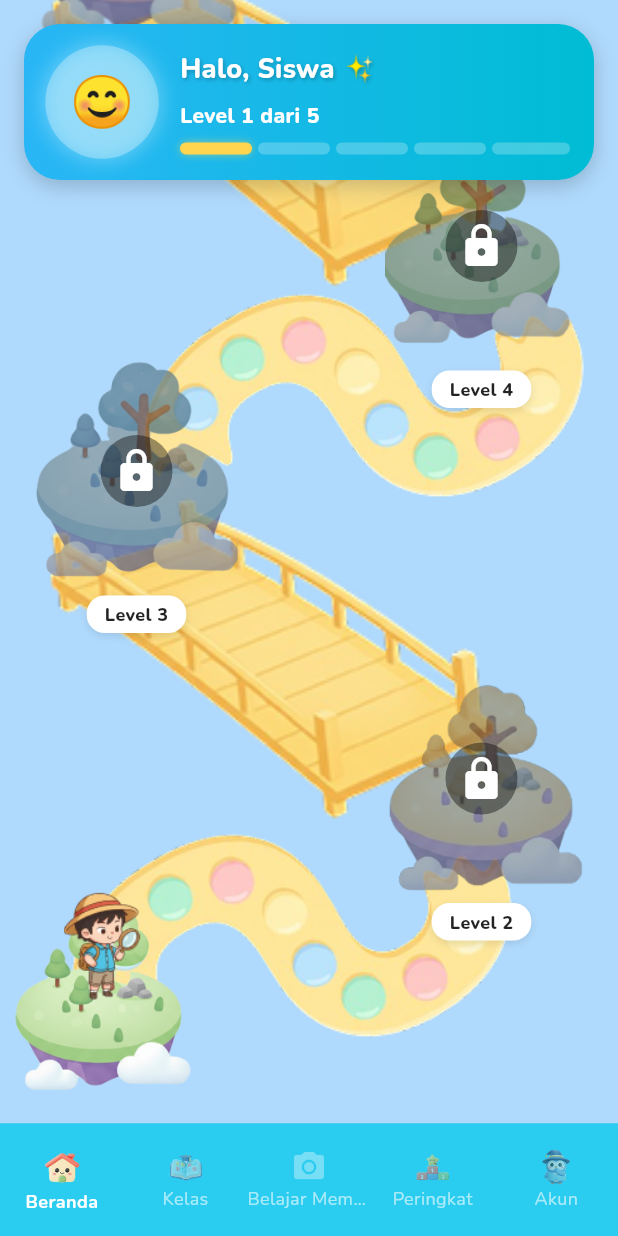
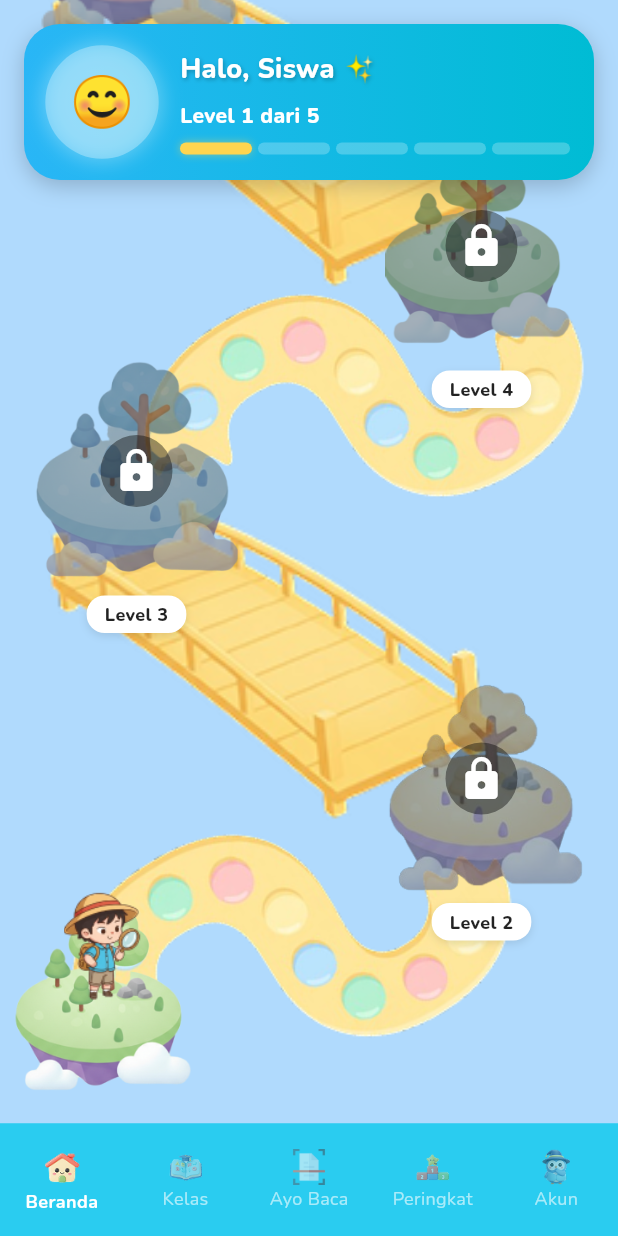
Before and after one commit to AbidinoNurkhiansyah/ciloka-mobile, a Flutter app: the MainStudentView screen opened by its route, on a phone screen of 412 x 824 dp. Run offline on Flutter 3.47's test engine with Material 3 defaults, Android fonts, the phone set to English and light mode, and no system bars; our stand-ins replace audioplayers, cached_network_image, camera, cloud_firestore, firebase_auth, firebase_core and 7 more; missing offline and left inert: google_mlkit_text_recognition; accounts and stored records are empty; project files that could hold a hidden picture were left out.

Commit message:
style(icon) : change icon ayo baca

```diff
--- a/lib/features/student/views/main_student_view.dart
+++ b/lib/features/student/views/main_student_view.dart
@@ -95,10 +95,24 @@ class _MainStudentViewState extends State<MainStudentView> {
                 BottomNavigationBarItem(
                   icon: Opacity(
                     opacity: vm.currentIndex == 2 ? 1.0 : 0.6,
-                    child: const Icon(Icons.camera_alt, size: 24),
+                    child: Image.asset(
+                      'assets/img/scan.png',
+                      width: 24,
+                      height: 24,
+                      errorBuilder: (context, error, stackTrace) {
+                        return const Icon(Icons.emoji_events, size: 24);
+                      },
+                    ),
                   ),
-                  activeIcon: const Icon(Icons.camera_alt, size: 28),
-                  label: "Belajar Membaca",
+                  activeIcon: Image.asset(
+                    'assets/img/scan.png',
+                    width: 28,
+                    height: 28,
+                    errorBuilder: (context, error, stackTrace) {
+                      return const Icon(Icons.emoji_events, size: 28);
+                    },
+                  ),
+                  label: "Ayo Baca",
                 ),
                 BottomNavigationBarItem(
                   icon: Opacity(
--- a/lib/features/student/views/profile_student_view.dart
+++ b/lib/features/student/views/profile_student_view.dart
@@ -148,13 +148,13 @@ class ProfileStudentView extends StatelessWidget {
                               mainAxisSize: MainAxisSize.min,
                               children: [
                                 const Icon(
-                                  Icons.star_rounded,
+                                  Icons.bolt,
                                   color: Colors.amber,
                                   size: 20,
                                 ),
                                 const SizedBox(width: 6),
                                 Text(
-                                  'Level ${student.currentLevel}',
+                                  'Level ${student.totalPoints}',
                                   style: const TextStyle(
                                     color: Colors.white,
                                     fontWeight: FontWeight.w600,
```
Also changed, not shown: assets/img/scan.png (added).
